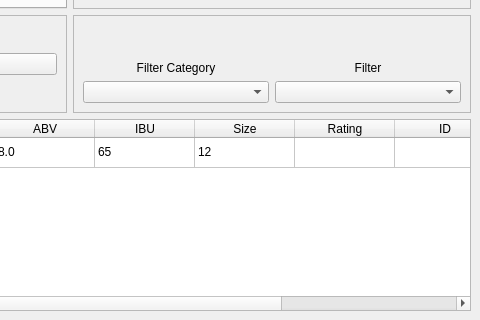
Before: the Qt Designer form src/mainwindow.ui in minorsecond/BuzzBot, drawn with Qt 5; both pictures show x 526 to 1006 and y 372 to 692 of the 1006 by 692 pixel window.
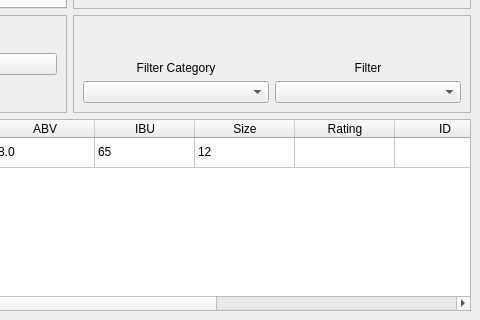
After: the same form once the commit is applied.

The edit to the form file:
```diff
--- a/src/mainwindow.ui
+++ b/src/mainwindow.ui
@@ -175,6 +175,11 @@
         <string>Timestamp</string>
        </property>
       </column>
+      <column>
+       <property name="text">
+        <string>Sort</string>
+       </property>
+      </column>
       <item row="0" column="0">
        <property name="text">
         <string>09/07/2020</string>
```
